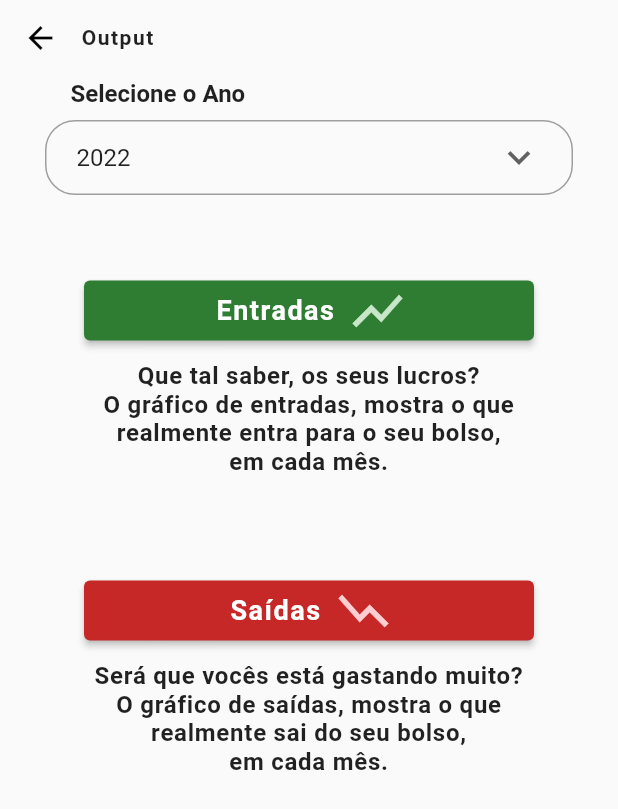
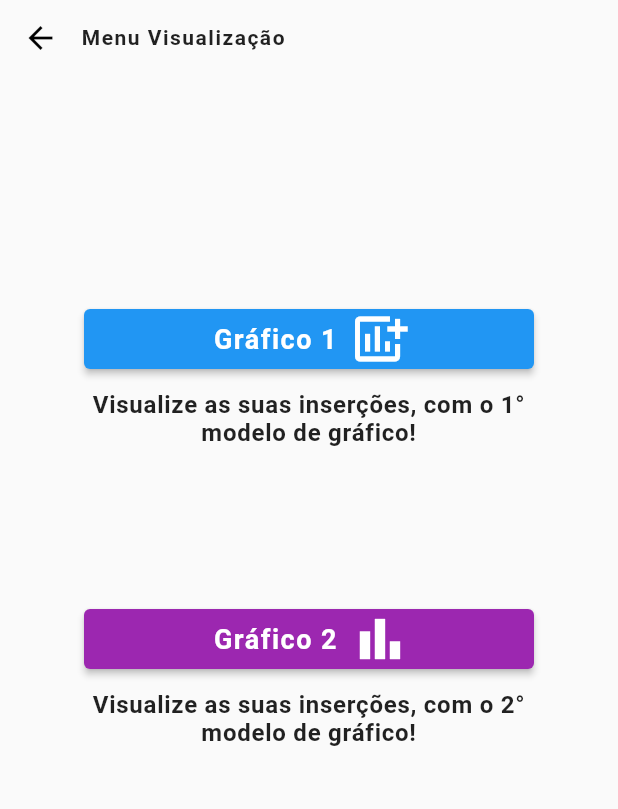
Before and after one commit to andrepixel/money_project, a Flutter app: the screen it shows after launch, item 2 of the bottom bar chosen, on a phone screen of 412 x 824 dp. Shown: the top 809 px of the screen. Run offline on Flutter 3.47's test engine with Material 2 defaults, Android fonts, the phone set to English and light mode, and no system bars; our stand-ins replace dio, fl_chart, flutter_modular, shared_preferences, url_launcher_web; missing offline and left inert: shared_preferences_web.

Commit message:
new modifications output

```diff
--- /dev/null
+++ b/lib/app/outputs/pages/global_menu_output_page.dart
@@ -0,0 +1,135 @@
+import 'package:flutter/material.dart';
+import 'package:flutter_modular/flutter_modular.dart';
+
+import '../../../core/commons/widgets/component_pop_widget.dart';
+
+class GlobalMenuOutputPage extends StatefulWidget {
+  const GlobalMenuOutputPage({Key? key}) : super(key: key);
+
+  @override
+  State<GlobalMenuOutputPage> createState() => _GlobalMenuOutputPageState();
+}
+
+class _GlobalMenuOutputPageState extends State<GlobalMenuOutputPage> {
+  @override
+  Widget build(BuildContext context) {
+    return Scaffold(
+      body: SingleChildScrollView(
+        child: Column(
+          children: [
+            ComponentPopWidget(
+              title: "Menu Visualização",
+              path: "home",
+            ),
+            Padding(
+              padding: const EdgeInsets.only(
+                top: 130,
+              ),
+              child: SizedBox(
+                height: 150,
+                width: 320,
+                child: Column(
+                  mainAxisAlignment: MainAxisAlignment.center,
+                  children: [
+                    SizedBox(
+                      width: 300,
+                      child: Directionality(
+                        textDirection: TextDirection.rtl,
+                        child: ElevatedButton.icon(
+                          style: ButtonStyle(
+                            backgroundColor: MaterialStateProperty.all<Color>(
+                              Colors.blue.shade500,
+                            ),
+                          ),
+                          onPressed: () => Modular.to.pushNamed("outputmenu"),
+                          icon: Icon(
+                            Icons.add_chart,
+                            color: Colors.white,
+                            size: 40,
+                          ),
+                          label: Text(
+                            "Gráfico 1",
+                            style: TextStyle(
+                              fontSize: 18,
+                              fontWeight: FontWeight.bold,
+                              letterSpacing: 1,
+                            ),
+                          ),
+                        ),
+                      ),
+                    ),
+                    Padding(
+                      padding: const EdgeInsets.all(10),
+                      child: Text(
+                        "Visualize as suas inserções, com o 1° modelo de gráfico!",
+                        textAlign: TextAlign.center,
+                        style: TextStyle(
+                          fontSize: 16,
+                          fontWeight: FontWeight.bold,
+                          letterSpacing: 0.5,
+                        ),
+                      ),
+                    ),
+                  ],
+                ),
+              ),
+            ),
+            Padding(
+              padding: const EdgeInsets.only(
+                top: 50,
+              ),
+              child: SizedBox(
+                height: 150,
+                width: 320,
+                child: Column(
+                  mainAxisAlignment: MainAxisAlignment.center,
+                  children: [
+                    SizedBox(
+                      width: 300,
+                      child: Directionality(
+                        textDirection: TextDirection.rtl,
+                        child: ElevatedButton.icon(
+                          style: ButtonStyle(
+                            backgroundColor: MaterialStateProperty.all<Color>(
+                              Colors.purple.shade500,
+                            ),
+                          ),
+                          onPressed: () => Modular.to.pushNamed("outputmenu2"),
+                          icon: Icon(
+                            Icons.bar_chart,
+                            color: Colors.white,
+                            size: 40,
+                          ),
+                          label: Text(
+                            "Gráfico 2",
+                            style: TextStyle(
+                              fontSize: 18,
+                              fontWeight: FontWeight.bold,
+                              letterSpacing: 1,
+                            ),
+                          ),
+                        ),
+                      ),
+                    ),
+                    Padding(
+                      padding: const EdgeInsets.all(10),
+                      child: Text(
+                        "Visualize as suas inserções, com o 2° modelo de gráfico!",
+                        textAlign: TextAlign.center,
+                        style: TextStyle(
+                          fontSize: 16,
+                          fontWeight: FontWeight.bold,
+                          letterSpacing: 0.5,
+                        ),
+                      ),
+                    ),
+                  ],
+                ),
+              ),
+            ),
+          ],
+        ),
+      ),
+    );
+  }
+}
--- a/lib/app/outputs/pages/output_menu_page.dart
+++ b/lib/app/outputs/pages/output_graphic1_menu_page.dart
@@ -8,17 +8,17 @@ import 'package:money_project/core/commons/constants.dart';
 import 'package:money_project/core/commons/widgets/component_pop_widget.dart';
 import 'package:money_project/core/commons/widgets/field_multiple_choices_widget.dart';
 
-class OutputMenuPage extends StatefulWidget {
-  const OutputMenuPage({
+class OutputGraphic1MenuPage extends StatefulWidget {
+  const OutputGraphic1MenuPage({
     Key? key,
   }) : super(key: key);
 
   @override
-  State<OutputMenuPage> createState() => _OutputMenuPageState();
+  State<OutputGraphic1MenuPage> createState() => _OutputGraphic1MenuPageState();
 }
 
-class _OutputMenuPageState
-    extends ModularState<OutputMenuPage, OutputController> {
+class _OutputGraphic1MenuPageState
+    extends ModularState<OutputGraphic1MenuPage, OutputController> {
   @override
   Widget build(BuildContext context) {
     return Scaffold(
--- a/lib/app/outputs/widgets/button_icon_text_widget.dart
+++ b/lib/app/outputs/widgets/button_icon_text_widget.dart
@@ -17,7 +17,7 @@ class ButtonIconTextWidget extends StatelessWidget {
         top: 50,
       ),
       child: SizedBox(
-        height: 150,
+        height: 160,
         width: 320,
         child: Column(
           mainAxisAlignment: MainAxisAlignment.center,
@@ -41,13 +41,13 @@ class ButtonIconTextWidget extends StatelessWidget {
                   icon: isOutput == "false"
                       ? Icon(
                           Icons.show_chart,
-                          color: Colors.green.shade100,
+                          color: Colors.white,
                           size: 40,
                           textDirection: TextDirection.ltr,
                         )
                       : Icon(
                           Icons.show_chart,
-                          color: Colors.red.shade100,
+                          color: Colors.white,
                           size: 40,
                         ),
                   label: isOutput == "false"
@@ -74,7 +74,7 @@ class ButtonIconTextWidget extends StatelessWidget {
               padding: const EdgeInsets.all(10),
               child: isOutput == "false"
                   ? Text(
-                      "Que tal saber, os seus lucros?\nO gráfico de entradas, mostra o que realmente entra para o seu bolso,\nem cada mês.",
+                      "Que tal saber, os seus lucros?\nO gráfico de entradas, mostra o que realmente entra para\no seu bolso, em cada mês.",
                       textAlign: TextAlign.center,
                       style: TextStyle(
                         fontSize: 16,
@@ -83,7 +83,7 @@ class ButtonIconTextWidget extends StatelessWidget {
                       ),
                     )
                   : Text(
-                      "Será que vocês está gastando muito? O gráfico de saídas, mostra o que realmente sai do seu bolso,\nem cada mês.",
+                      "Será que vocês está gastando muito? O gráfico de saídas, mostra o que realmente sai\ndo seu bolso, em cada mês.",
                       textAlign: TextAlign.center,
                       style: TextStyle(
                         fontSize: 16,
```
Also changed, not shown: lib/app/outputs/output_controller.dart (+13 -4 lines), lib/app/outputs/output_module.dart (+20 -5 lines), lib/app/outputs/pages/output_graphic1_page.dart (renamed from lib/app/outputs/pages/output_page.dart, +5 -4 lines), lib/app/outputs/pages/output_graphic2_menu_page.dart (added, +92 -0 lines), lib/app/outputs/pages/output_graphic2_page.dart (added, +366 -0 lines), 1 other file.
